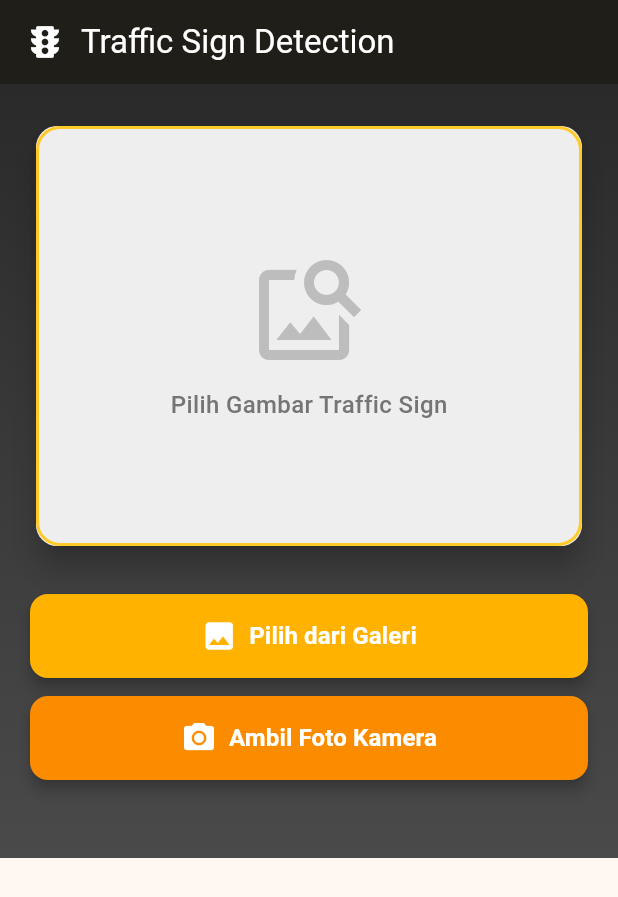
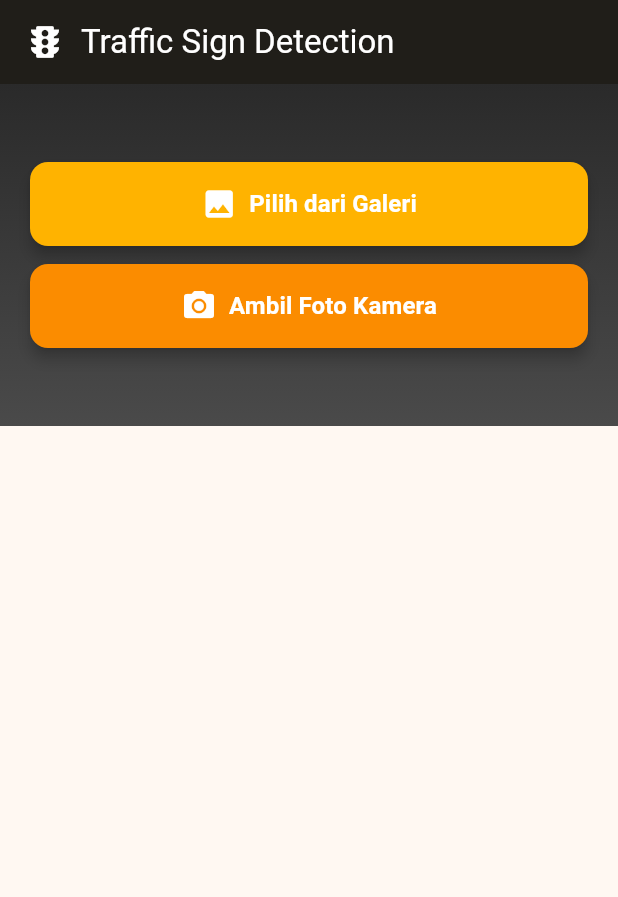
Before and after one commit to tjahjoe/Sembarang_Wes-TrafficSign-PBLS5-Group1, a Flutter app: the screen it shows after launch, on a phone screen of 412 x 824 dp. Shown: the top 897 px of the screen. Run offline on Flutter 3.47's test engine with Material 3 defaults, Android fonts, the phone set to English and light mode, and no system bars; our stand-ins replace image_picker.

Commit message:
refactor: clean up comments and improve error message handling

```diff
--- a/mobile/pbl/lib/main.dart
+++ b/mobile/pbl/lib/main.dart
@@ -22,10 +22,7 @@ class _MyDJAppState extends State<MyDJApp> {
   String? _result;
   bool _loading = false;
 
-  // Server to POST images for prediction. Change if your server runs elsewhere.
   static const String SERVER_URL = 'http://127.0.0.1:5000';
-
-  // Ambil gambar dari galeri
   Future<void> _pickAndPredict() async {
     final picker = ImagePicker();
     final pickedFile = await picker.pickImage(source: ImageSource.gallery);
@@ -33,9 +30,7 @@ class _MyDJAppState extends State<MyDJApp> {
     _processImage(pickedFile);
   }
 
-  // Ambil gambar dari kamera
   Future<void> _captureFromCamera() async {
-    // Cek apakah platform mendukung kamera
     if (!Platform.isAndroid && !Platform.isIOS) {
       if (mounted) {
         ScaffoldMessenger.of(context).showSnackBar(
@@ -51,7 +46,6 @@ class _MyDJAppState extends State<MyDJApp> {
     _processImage(pickedFile);
   }
 
-  // Proses gambar (kirim ke server untuk prediksi)
   Future<void> _processImage(XFile pickedFile) async {
     setState(() {
       _image = File(pickedFile.path);
@@ -60,7 +54,6 @@ class _MyDJAppState extends State<MyDJApp> {
     });
 
     try {
-      // Use multipart/form-data to POST the image file under field name 'image'
       final uri = Uri.parse('$SERVER_URL/predict-svm');
       final request = http.MultipartRequest('POST', uri);
       request.files.add(await http.MultipartFile.fromPath('image', pickedFile.path));
@@ -93,7 +86,7 @@ class _MyDJAppState extends State<MyDJApp> {
       }
     } catch (e) {
       setState(() {
-        _result = '❌ Error saat mengirim ke server: $e';
+        _result = 'Error saat mengirim ke server: $e';
       });
     } finally {
       setState(() {
@@ -105,6 +98,7 @@ class _MyDJAppState extends State<MyDJApp> {
   @override
   Widget build(BuildContext context) {
     return MaterialApp(
+      debugShowCheckedModeBanner: false,
       theme: ThemeData(
         useMaterial3: true,
         colorScheme: ColorScheme.fromSeed(
@@ -123,7 +117,7 @@ class _MyDJAppState extends State<MyDJApp> {
           ),
           centerTitle: false,
           elevation: 2,
-          backgroundColor: const Color(0xFF1A1A1A), // Dark road color
+          backgroundColor: const Color(0xFF1A1A1A),
           foregroundColor: Colors.white,
         ),
         body: Container(
@@ -132,8 +126,8 @@ class _MyDJAppState extends State<MyDJApp> {
               begin: Alignment.topCenter,
               end: Alignment.bottomCenter,
               colors: [
-                const Color(0xFF2A2A2A), // Dark gray (road)
-                const Color(0xFF4A4A4A), // Lighter gray
+                const Color(0xFF2A2A2A),
+                const Color(0xFF4A4A4A),
               ],
             ),
           ),
@@ -144,60 +138,63 @@ class _MyDJAppState extends State<MyDJApp> {
                 child: Column(
                   crossAxisAlignment: CrossAxisAlignment.stretch,
                   children: [
-                    // Image Preview Card
-                    Card(
-                      elevation: 8,
-                      shape: RoundedRectangleBorder(
-                        borderRadius: BorderRadius.circular(16),
-                        side: BorderSide(
-                          color: Colors.amber.shade400,
-                          width: 2,
+                    if (_image != null)
+                      Container(
+                        padding: const EdgeInsets.all(16),
+                        decoration: BoxDecoration(
+                          color: Colors.grey.shade800,
+                          borderRadius: BorderRadius.circular(12),
+                          border: Border.all(
+                            color: Colors.amber.shade300,
+                            width: 1.5,
                           ),
                         ),
-                      child: Container(
-                        height: 280,
+                        child: Column(
+                          children: [
+                            Text(
+                              'Gambar Input',
+                              style: TextStyle(
+                                color: Colors.amber.shade300,
+                                fontSize: 12,
+                                fontWeight: FontWeight.w600,
+                                letterSpacing: 0.5,
+                              ),
+                            ),
+                            const SizedBox(height: 12),
+                            Container(
+                              width: 100,
+                              height: 100,
                               decoration: BoxDecoration(
-                          borderRadius: BorderRadius.circular(14),
-                          color: Colors.grey[200],
+                                border: Border.all(
+                                  color: Colors.amber.shade200,
+                                  width: 1,
                                 ),
-                        child: _image != null
-                            ? ClipRRect(
-                                borderRadius: BorderRadius.circular(14),
+                                borderRadius: BorderRadius.circular(8),
+                              ),
+                              child: ClipRRect(
+                                borderRadius: BorderRadius.circular(6),
                                 child: Image.file(
                                   _image!,
                                   fit: BoxFit.cover,
                                 ),
-                              )
-                            : Center(
-                                child: Column(
-                                  mainAxisAlignment: MainAxisAlignment.center,
-                                  children: [
-                                    Icon(
-                                      Icons.image_search,
-                                      size: 80,
-                                      color: Colors.grey[400],
                               ),
-                                    const SizedBox(height: 12),
+                            ),
+                            const SizedBox(height: 8),
                             Text(
-                                      'Pilih Gambar Traffic Sign',
+                              'Preview resized untuk model',
                               style: TextStyle(
-                                        fontSize: 16,
-                                        color: Colors.grey[600],
-                                        fontWeight: FontWeight.w500,
+                                color: Colors.grey.shade400,
+                                fontSize: 11,
                               ),
                             ),
                           ],
                         ),
                       ),
-                      ),
-                    ),
                     const SizedBox(height: 28),
 
-                    // Buttons Section
                     Column(
                       crossAxisAlignment: CrossAxisAlignment.stretch,
                       children: [
-                        // Gallery Button
                         ElevatedButton.icon(
                           onPressed: _loading ? null : _pickAndPredict,
                           icon: const Icon(Icons.image, size: 24),
@@ -217,7 +214,6 @@ class _MyDJAppState extends State<MyDJApp> {
                         ),
                         const SizedBox(height: 12),
 
-                        // Camera Button
                         if (Platform.isAndroid || Platform.isIOS)
                           ElevatedButton.icon(
                             onPressed: _loading ? null : _captureFromCamera,
@@ -260,7 +256,6 @@ class _MyDJAppState extends State<MyDJApp> {
                     ),
                     const SizedBox(height: 28),
 
-                    // Loading & Result Section
                     if (_loading)
                       Container(
                         padding: const EdgeInsets.all(20),
@@ -290,12 +285,12 @@ class _MyDJAppState extends State<MyDJApp> {
                       Container(
                         padding: const EdgeInsets.all(16),
                         decoration: BoxDecoration(
-                          color: _result!.startsWith('❌')
+                          color: _result!.startsWith('Error')
                               ? Colors.redAccent.withOpacity(0.2)
                               : Colors.greenAccent.withOpacity(0.2),
                           borderRadius: BorderRadius.circular(12),
                           border: Border.all(
-                            color: _result!.startsWith('❌')
+                            color: _result!.startsWith('Error')
                                 ? Colors.redAccent
                                 : Colors.greenAccent,
                             width: 1.5,
@@ -307,8 +302,8 @@ class _MyDJAppState extends State<MyDJApp> {
                             Row(
                               children: [
                                 Icon(
-                                  _result!.startsWith('❌') ? Icons.error : Icons.check_circle,
-                                  color: _result!.startsWith('❌')
+                                  _result!.startsWith('Error') ? Icons.error : Icons.check_circle,
+                                  color: _result!.startsWith('Error')
                                       ? Colors.redAccent
                                       : Colors.greenAccent,
                                   size: 24,
```
Lines whose indentation alone changed are shown as unchanged.
